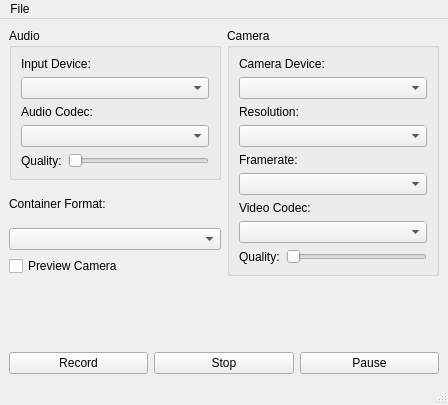
Old version of the form examples/cameracapture/cameracapture.ui in the repository qtproject/qt-mobility.
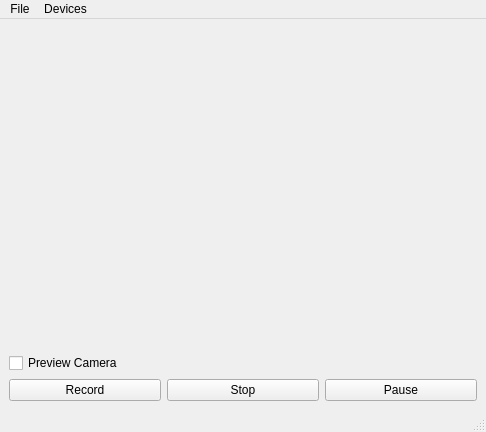
New version of the form.

Commit message: Moved access to encoding properties ( codecs, parameters, etc ) from QMediaRecorder to QAudioEncoderSettings and QVideoEncoderSettings, and updated related tests and examples.

What changed in the file:
```diff
--- a/examples/cameracapture/cameracapture.ui
+++ b/examples/cameracapture/cameracapture.ui
@@ -6,152 +6,30 @@
    <rect>
     <x>0</x>
     <y>0</y>
-    <width>448</width>
-    <height>405</height>
+    <width>486</width>
+    <height>432</height>
    </rect>
   </property>
   <property name="windowTitle">
    <string>MainWindow</string>
   </property>
   <widget class="QWidget" name="centralwidget">
-   <layout class="QGridLayout" name="gridLayout_3">
+   <layout class="QGridLayout" name="gridLayout">
     <item row="0" column="0">
-     <widget class="QGroupBox" name="groupBox">
-      <property name="title">
-       <string>Audio</string>
+     <widget class="QStackedWidget" name="stackedWidget">
+      <property name="currentIndex">
+       <number>-1</number>
       </property>
-      <layout class="QGridLayout" name="gridLayout">
-       <item row="0" column="0" colspan="2">
-        <widget class="QLabel" name="label">
-         <property name="text">
-          <string>Input Device:</string>
-         </property>
-        </widget>
-       </item>
-       <item row="1" column="0" colspan="2">
-        <widget class="QComboBox" name="audioInputDeviceBox"/>
-       </item>
-       <item row="2" column="0" colspan="2">
-        <widget class="QLabel" name="label_2">
-         <property name="text">
-          <string>Audio Codec:</string>
-         </property>
-        </widget>
-       </item>
-       <item row="3" column="0" colspan="2">
-        <widget class="QComboBox" name="audioCodecBox"/>
-       </item>
-       <item row="4" column="0">
-        <widget class="QLabel" name="label_3">
-         <property name="text">
-          <string>Quality:</string>
-         </property>
-        </widget>
-       </item>
-       <item row="4" column="1">
-        <widget class="QSlider" name="audioQualitySlider">
-         <property name="orientation">
-          <enum>Qt::Horizontal</enum>
-         </property>
-        </widget>
-       </item>
-      </layout>
-     </widget>
-    </item>
-    <item row="0" column="1" rowspan="4">
-     <widget class="QGroupBox" name="groupBox_2">
-      <property name="title">
-       <string>Camera</string>
-      </property>
-      <layout class="QGridLayout" name="gridLayout_2">
-       <item row="0" column="0" colspan="2">
-        <widget class="QLabel" name="label_5">
-         <property name="text">
-          <string>Camera Device:</string>
-         </property>
-        </widget>
-       </item>
-       <item row="1" column="0" colspan="2">
-        <widget class="QComboBox" name="cameraDeviceBox"/>
-       </item>
-       <item row="2" column="0" colspan="2">
-        <widget class="QLabel" name="label_8">
-         <property name="text">
-          <string>Resolution:</string>
-         </property>
-        </widget>
-       </item>
-       <item row="3" column="0" colspan="2">
-        <widget class="QComboBox" name="videoResolutionBox"/>
-       </item>
-       <item row="4" column="0" colspan="2">
-        <widget class="QLabel" name="label_9">
-         <property name="text">
-          <string>Framerate:</string>
-         </property>
-        </widget>
-       </item>
-       <item row="5" column="0" colspan="2">
-        <widget class="QComboBox" name="videoFramerateBox"/>
-       </item>
-       <item row="6" column="0" colspan="2">
-        <widget class="QLabel" name="label_6">
-         <property name="text">
-          <string>Video Codec:</string>
-         </property>
-        </widget>
-       </item>
-       <item row="7" column="0" colspan="2">
-        <widget class="QComboBox" name="videoCodecBox"/>
-       </item>
-       <item row="8" column="0">
-        <widget class="QLabel" name="label_7">
-         <property name="text">
-          <string>Quality:</string>
-         </property>
-        </widget>
-       </item>
-       <item row="8" column="1">
-        <widget class="QSlider" name="videoQualitySlider">
-         <property name="orientation">
-          <enum>Qt::Horizontal</enum>
-         </property>
-        </widget>
-       </item>
-      </layout>
      </widget>
     </item>
     <item row="1" column="0">
-     <widget class="QLabel" name="label_4">
-      <property name="text">
-       <string>Container Format:</string>
-      </property>
-     </widget>
-    </item>
-    <item row="2" column="0">
-     <widget class="QComboBox" name="containerFormatBox"/>
-    </item>
-    <item row="3" column="0">
      <widget class="QCheckBox" name="previewCamera">
       <property name="text">
        <string>Preview Camera</string>
       </property>
      </widget>
     </item>
-    <item row="4" column="0">
-     <spacer name="verticalSpacer">
-      <property name="orientation">
-       <enum>Qt::Vertical</enum>
-      </property>
-      <property name="sizeHint" stdset="0">
-       <size>
-        <width>20</width>
-        <height>29</height>
-       </size>
-      </property>
-     </spacer>
-    </item>
-    <item row="5" column="0" colspan="2">
+    <item row="2" column="0">
      <layout class="QHBoxLayout" name="horizontalLayout">
       <item>
        <widget class="QPushButton" name="recordButton">
@@ -183,7 +61,7 @@
     <rect>
      <x>0</x>
      <y>0</y>
-     <width>448</width>
+     <width>486</width>
      <height>27</height>
     </rect>
    </property>
@@ -193,7 +71,18 @@
     </property>
     <addaction name="actionExit"/>
    </widget>
+   <widget class="QMenu" name="menuDevices">
+    <property name="title">
+     <string>Devices</string>
+    </property>
+    <addaction name="separator"/>
+    <addaction name="actionCamera"/>
+    <addaction name="actionAudio"/>
+    <addaction name="separator"/>
+    <addaction name="actionSettings"/>
+   </widget>
    <addaction name="menuFile"/>
+   <addaction name="menuDevices"/>
   </widget>
   <widget class="QStatusBar" name="statusbar"/>
   <action name="actionExit">
```
Left out of the diff: 183 changed lines with no effect on the pictures. The commit also changes 27 other files.
